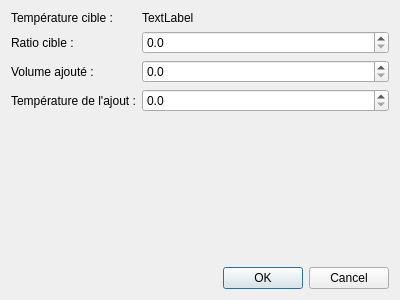
Above: joliebulle/stepAdjust.ui from 314r/joliebulle before the change. Below: the same form after it.
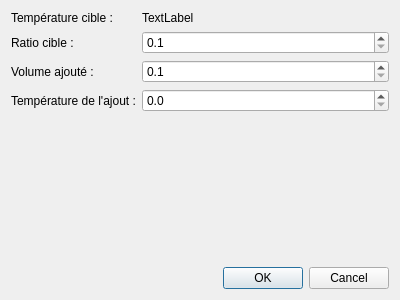
That is the form after the change.

Commit message: Corrige les divisions par 0 possible dans l'outil d'ajustement disponible en mode brassage

The edit to the form file:
```diff
--- a/joliebulle/stepAdjust.ui
+++ b/joliebulle/stepAdjust.ui
@@ -59,6 +59,9 @@
        <property name="decimals">
         <number>1</number>
        </property>
+       <property name="minimum">
+        <double>0.100000000000000</double>
+       </property>
       </widget>
      </item>
      <item row="2" column="1">
@@ -66,6 +69,9 @@
        <property name="decimals">
         <number>1</number>
        </property>
+       <property name="minimum">
+        <double>0.100000000000000</double>
+       </property>
       </widget>
      </item>
      <item row="3" column="1">
```
